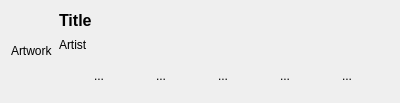
First picture: the form in designer/miniplayer.ui, repository timlassiter11/YTM-Desktop-Remote, before the edit.
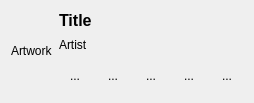
Second picture: the form after the edit. Custom widgets are drawn as their Qt base class.

```diff
--- a/designer/miniplayer.ui
+++ b/designer/miniplayer.ui
@@ -6,7 +6,7 @@
    <rect>
     <x>0</x>
     <y>0</y>
-    <width>400</width>
+    <width>254</width>
     <height>103</height>
    </rect>
   </property>
```
